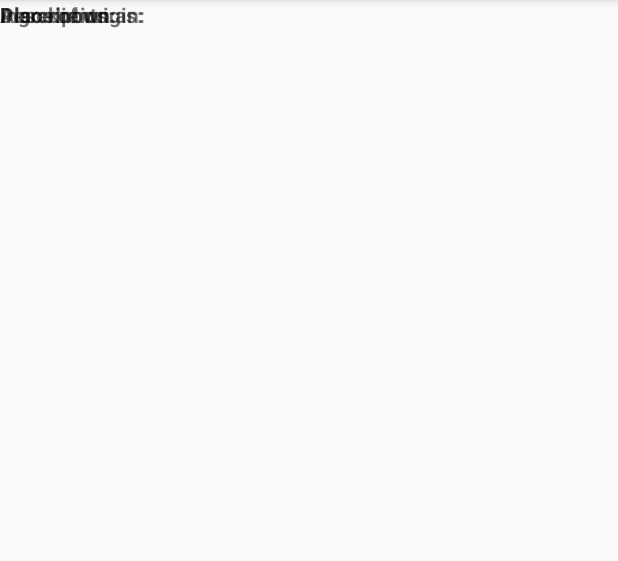
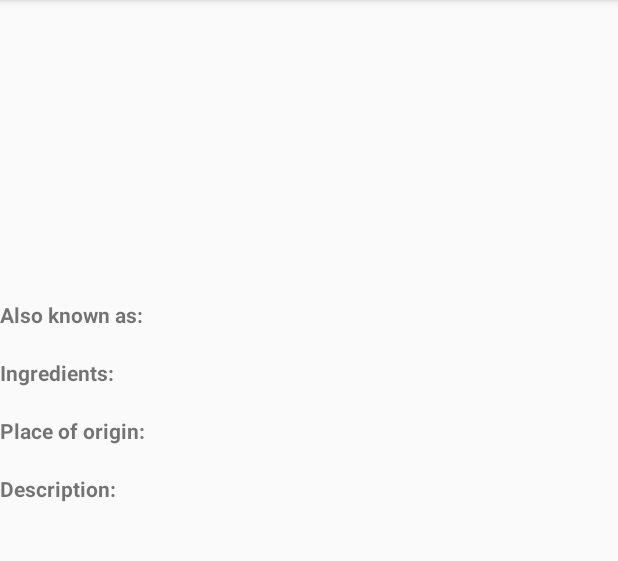
Before and after one commit to mohamed-foly/sandwich-club-starter-code-master, an Android app: the DetailActivity screen opened directly, with no data from a screen before it, on a phone screen of 412 x 824 dp, the part 84-645 px from its top. Run offline under Robolectric (Android 15) with nearby library versions, the phone set to English and light mode, and no system bars; our stand-ins replace Picasso; 1 statement that could not run was skipped.

```diff
--- a/app/src/main/java/com/udacity/sandwichclub/utils/JsonUtils.java
+++ b/app/src/main/java/com/udacity/sandwichclub/utils/JsonUtils.java
@@ -25,7 +25,7 @@ public class JsonUtils {
             List<String> ingredients =JsonToList( jsonObject.getJSONArray("ingredients"));
             return new Sandwich(mainName,alsoKnownAs,placeOfOrigin,description,image,ingredients);
         }catch (Exception ex){
-            Log.e("Data","Exception : "+ex.getMessage());
+            Log.e("Exception",ex.getMessage());
             return null;
         }
     }
--- a/app/src/main/res/layout/activity_detail.xml
+++ b/app/src/main/res/layout/activity_detail.xml
@@ -1,53 +1,15 @@
 <?xml version="1.0" encoding="utf-8"?>
-<FrameLayout xmlns:android="http://schemas.android.com/apk/res/android"
+<ScrollView
+    xmlns:android="http://schemas.android.com/apk/res/android"
     xmlns:tools="http://schemas.android.com/tools"
+    tools:context="com.udacity.sandwichclub.DetailActivity"
     android:layout_width="match_parent"
-    android:layout_height="match_parent"
-    tools:context="com.udacity.sandwichclub.DetailActivity">
+    android:layout_height="match_parent">
 
-    <TextView
-        android:id="@+id/origin_tv"
-        android:layout_width="wrap_content"
-        android:layout_height="wrap_content" />
-
-    <TextView
-        android:layout_width="wrap_content"
+    <LinearLayout
+        android:layout_width="match_parent"
         android:layout_height="wrap_content"
-        android:text="@string/detail_also_known_as_label"
-        android:textStyle="bold" />
-
-    <TextView
-        android:layout_width="wrap_content"
-        android:layout_height="wrap_content"
-        android:text="@string/detail_ingredients_label"
-        android:textStyle="bold" />
-
-    <TextView
-        android:layout_width="wrap_content"
-        android:layout_height="wrap_content"
-        android:text="@string/detail_place_of_origin_label"
-        android:textStyle="bold" />
-
-    <TextView
-        android:id="@+id/description_tv"
-        android:layout_width="wrap_content"
-        android:layout_height="wrap_content" />
-
-    <TextView
-        android:id="@+id/ingredients_tv"
-        android:layout_width="wrap_content"
-        android:layout_height="wrap_content" />
-
-    <TextView
-        android:id="@+id/also_known_tv"
-        android:layout_width="wrap_content"
-        android:layout_height="wrap_content" />
-
-    <TextView
-        android:layout_width="wrap_content"
-        android:layout_height="wrap_content"
-        android:text="@string/detail_description_label"
-        android:textStyle="bold" />
+        android:orientation="vertical" >
 
         <ImageView
             android:id="@+id/image_iv"
@@ -56,4 +18,46 @@
             android:adjustViewBounds="true"
             android:contentDescription="@string/sandwich_picture_content_description"
             android:scaleType="centerCrop" />
-</FrameLayout>
+        <TextView
+            android:id="@+id/also_known_label_tv"
+            android:layout_width="wrap_content"
+            android:layout_height="wrap_content"
+            android:text="@string/detail_also_known_as_label"
+            android:textStyle="bold" />
+        <TextView
+            android:id="@+id/also_known_tv"
+            android:layout_width="wrap_content"
+            android:layout_height="wrap_content" />
+        <TextView
+            android:id="@+id/ingredients_label_tv"
+            android:layout_width="wrap_content"
+            android:layout_height="wrap_content"
+            android:text="@string/detail_ingredients_label"
+            android:textStyle="bold" />
+        <TextView
+            android:id="@+id/ingredients_tv"
+            android:layout_width="wrap_content"
+            android:layout_height="wrap_content" />
+        <TextView
+            android:id="@+id/origin_label_tv"
+            android:layout_width="wrap_content"
+            android:layout_height="wrap_content"
+            android:text="@string/detail_place_of_origin_label"
+            android:textStyle="bold" />
+        <TextView
+            android:id="@+id/origin_tv"
+            android:layout_width="wrap_content"
+            android:layout_height="wrap_content" />
+        <TextView
+            android:id="@+id/description_label_tv"
+            android:layout_width="wrap_content"
+            android:layout_height="wrap_content"
+            android:text="@string/detail_description_label"
+            android:textStyle="bold" />
+        <TextView
+            android:id="@+id/description_tv"
+            android:layout_width="wrap_content"
+            android:layout_height="wrap_content" />
+
+    </LinearLayout>
+</ScrollView>
```
Also changed, not shown: app/src/main/java/com/udacity/sandwichclub/DetailActivity.java (+50 -3 lines). Lines whose indentation alone changed are shown as unchanged.
